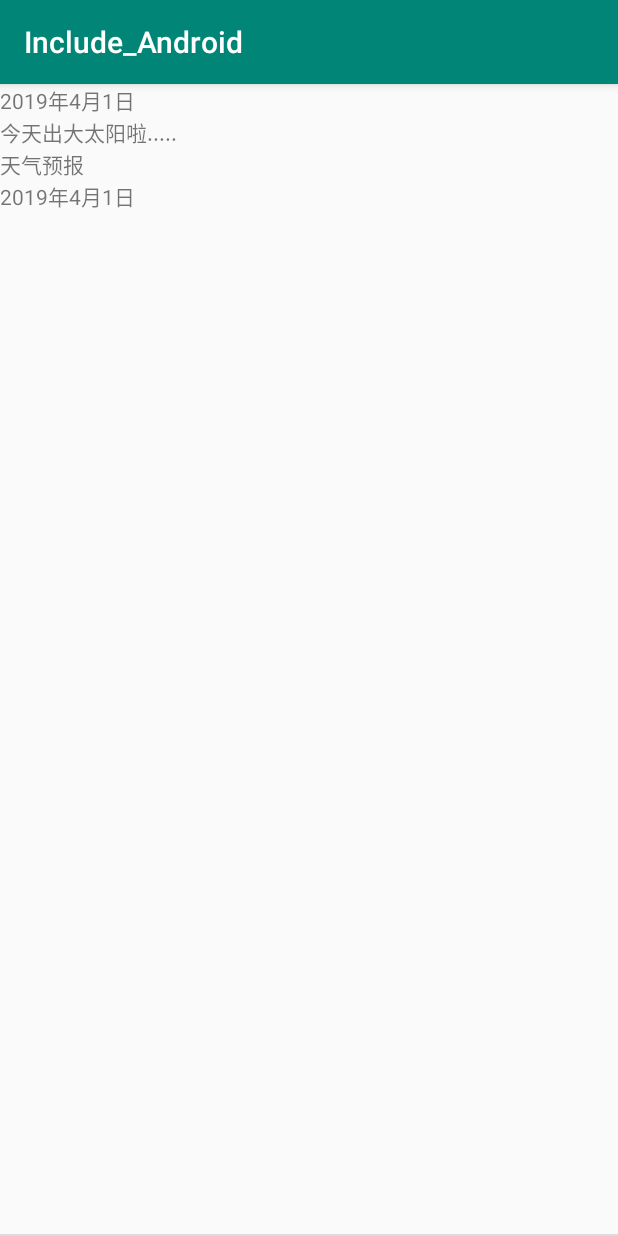
After one commit to HeroLBJ/Include_Android, an Android app: the RecyclerViewActivity screen opened directly, with no data from a screen before it, on a phone screen of 412 x 824 dp. The commit adds this screen. Run offline under Robolectric (Android 15) with nearby library versions, the phone set to English and light mode, and no system bars.

Commit message:
RecyclerView

```diff
--- a/Include_Android/app/src/main/AndroidManifest.xml
+++ b/Include_Android/app/src/main/AndroidManifest.xml
@@ -28,6 +28,7 @@
         <activity android:name=".material.FloatingActionButtonActivity" />
         <!-- 运行时权限获取 -->
         <activity android:name=".feature.new6.RuntimePermissionActivity" />
+        <activity android:name=".view.recyclervier.RecyclerViewActivity" />
     </application>
 
 </manifest>
--- a/Include_Android/app/src/main/java/perfect/android/feature/new6/RuntimePermissionActivity.java
+++ b/Include_Android/app/src/main/java/perfect/android/feature/new6/RuntimePermissionActivity.java
@@ -31,7 +31,6 @@ public class RuntimePermissionActivity extends AppCompatActivity {
         setContentView(R.layout.activity_runtime_permission);
     }
 
-
     public void onOpenCall(View view) {
         if (ContextCompat.checkSelfPermission(this, Manifest.permission.CALL_PHONE) != PackageManager.PERMISSION_GRANTED) {
             // 如果没有权限则申请权限
--- /dev/null
+++ b/Include_Android/app/src/main/java/perfect/android/view/recyclervier/New.java
@@ -0,0 +1,57 @@
+package perfect.android.view.recyclervier;
+
+public class New {
+    private String title;
+    private String content;
+    private String time;
+    private String from;
+
+    public New(String title, String content, String time, String from) {
+        this.title = title;
+        this.content = content;
+        this.time = time;
+        this.from = from;
+    }
+
+    public String getTitle() {
+        return title;
+    }
+
+    public void setTitle(String title) {
+        this.title = title;
+    }
+
+    public String getContent() {
+        return content;
+    }
+
+    public void setContent(String content) {
+        this.content = content;
+    }
+
+    public String getTime() {
+        return time;
+    }
+
+    public void setTime(String time) {
+        this.time = time;
+    }
+
+    public String getFrom() {
+        return from;
+    }
+
+    public void setFrom(String from) {
+        this.from = from;
+    }
+
+    @Override
+    public String toString() {
+        return "New{" +
+                "title='" + title + '\'' +
+                ", content='" + content + '\'' +
+                ", time='" + time + '\'' +
+                ", from='" + from + '\'' +
+                '}';
+    }
+}
--- /dev/null
+++ b/Include_Android/app/src/main/java/perfect/android/view/recyclervier/RecyclerViewActivity.java
@@ -0,0 +1,60 @@
+package perfect.android.view.recyclervier;
+
+import android.os.Bundle;
+import android.widget.LinearLayout;
+
+import java.util.ArrayList;
+import java.util.List;
+
+import androidx.annotation.Nullable;
+import androidx.appcompat.app.AppCompatActivity;
+import androidx.recyclerview.widget.DefaultItemAnimator;
+import androidx.recyclerview.widget.DividerItemDecoration;
+import androidx.recyclerview.widget.LinearLayoutManager;
+import androidx.recyclerview.widget.RecyclerView;
+import perfect.android.R;
+
+/**
+ * 简单的RecyclerView使用
+ */
+public class RecyclerViewActivity extends AppCompatActivity {
+
+    private RecyclerView mRecyclerView;
+
+    @Override
+    protected void onCreate(@Nullable Bundle savedInstanceState) {
+        super.onCreate(savedInstanceState);
+        setContentView(R.layout.activity_recycler_view);
+
+        mRecyclerView = findViewById(R.id.recyclerView);
+        // 设置布局管理器
+        LinearLayoutManager linearLayoutManager = new LinearLayoutManager(this);
+        mRecyclerView.setLayoutManager(linearLayoutManager);
+        // 设置垂直布局
+        linearLayoutManager.setOrientation(RecyclerView.VERTICAL);
+        // 设置Adapter
+        mRecyclerView.setAdapter(new SimpleRecyclerViewAdapter(this,getNews()));
+        // 设置Item条目
+        mRecyclerView.addItemDecoration(new DividerItemDecoration(this, LinearLayout.VERTICAL));
+        // 设置增加或者删除默认动画
+        mRecyclerView.setItemAnimator(new DefaultItemAnimator());
+        // 当我们确定Item的改变不会影响RecyclerView的宽高的时候可以设置setHasFixedSize(true)，
+        // 并通过Adapter的增删改插方法去刷新RecyclerView，而不是通过notifyDataSetChanged()
+        mRecyclerView.setHasFixedSize(true);
+    }
+
+    private List<New> getNews() {
+        List<New> list = new ArrayList<>();
+        list.add(new New("今天1", "今天出大太阳啦.....", "2019年4月1日", "天气预报"));
+        list.add(new New("今天2", "今天出大太阳啦........", "2019年4月2日", "天气预报"));
+        list.add(new New("今天3", "今天出大太阳啦......", "2019年4月3日", "天气预报"));
+        list.add(new New("今天4", "今天出大太阳啦....", "2019年4月4日", "天气预报"));
+        list.add(new New("今天5", "今天出大太阳啦.....", "2019年4月5日", "天气预报"));
+        list.add(new New("今天6", "今天出大太阳啦........", "2019年4月6日", "天气预报"));
+        list.add(new New("今天7", "今天出大太阳啦........", "2019年4月7日", "天气预报"));
+        list.add(new New("今天8", "今天出大太阳啦.......", "2019年4月8日", "天气预报"));
+        list.add(new New("今天9", "今天出大太阳啦.......", "2019年4月9日", "天气预报"));
+        list.add(new New("今天10", "今天出大太阳啦...", "2019年4月10日", "天气预报"));
+        return list;
+    }
+}
--- /dev/null
+++ b/Include_Android/app/src/main/java/perfect/android/view/recyclervier/SimpleRecyclerViewAdapter.java
@@ -0,0 +1,71 @@
+package perfect.android.view.recyclervier;
+
+import android.content.Context;
+import android.view.LayoutInflater;
+import android.view.View;
+import android.view.ViewGroup;
+import android.widget.TextView;
+
+import java.util.List;
+
+import androidx.annotation.NonNull;
+import androidx.recyclerview.widget.RecyclerView;
+import perfect.android.R;
+
+class SimpleRecyclerViewAdapter extends RecyclerView.Adapter<SimpleRecyclerViewAdapter.ViewHolder> {
+
+    private Context mContext;
+    private List<New> mNewList;
+
+    public SimpleRecyclerViewAdapter(Context context,List<New> newList){
+        mContext = context;
+        mNewList = newList;
+    }
+
+    @NonNull
+    @Override
+    public ViewHolder onCreateViewHolder(@NonNull ViewGroup parent, int viewType) {
+        View view = LayoutInflater.from(mContext).inflate(R.layout.adapter_simple_recycler_view,parent,false);
+        return new ViewHolder(view);
+    }
+
+    @Override
+    public void onBindViewHolder(@NonNull ViewHolder holder, int position) {
+        New news = mNewList.get(position);
+        holder.tvTitle.setText(news.getTime());
+        holder.tvContent.setText(news.getContent());
+        holder.tvFrom.setText(news.getFrom());
+        holder.tvTime.setText(news.getTime());
+    }
+
+    @Override
+    public int getItemCount() {
+        return mNewList == null ? 0 : mNewList.size();
+    }
+
+    /**
+     * 当只有一个布局时，可以不复写这个方法
+     * @param position position
+     * @return position
+     */
+    @Override
+    public int getItemViewType(int position) {
+        return super.getItemViewType(position);
+    }
+
+    class ViewHolder extends RecyclerView.ViewHolder{
+
+        TextView tvTitle;
+        TextView tvContent;
+        TextView tvFrom;
+        TextView tvTime;
+
+        public ViewHolder(@NonNull View itemView) {
+            super(itemView);
+            tvTitle = itemView.findViewById(R.id.tv_title);
+            tvContent = itemView.findViewById(R.id.tv_content);
+            tvFrom = itemView.findViewById(R.id.tv_from);
+            tvTime = itemView.findViewById(R.id.tv_time);
+        }
+    }
+}
--- /dev/null
+++ b/Include_Android/app/src/main/res/layout/activity_recycler_view.xml
@@ -0,0 +1,11 @@
+<?xml version="1.0" encoding="utf-8"?>
+<LinearLayout xmlns:android="http://schemas.android.com/apk/res/android"
+    android:orientation="vertical" android:layout_width="match_parent"
+    android:layout_height="match_parent">
+
+    <androidx.recyclerview.widget.RecyclerView
+        android:id="@+id/recyclerView"
+        android:layout_width="match_parent"
+        android:layout_height="match_parent"/>
+
+</LinearLayout>
--- /dev/null
+++ b/Include_Android/app/src/main/res/layout/adapter_simple_recycler_view.xml
@@ -0,0 +1,32 @@
+<?xml version="1.0" encoding="utf-8"?>
+<LinearLayout xmlns:android="http://schemas.android.com/apk/res/android"
+    android:orientation="vertical" android:layout_width="match_parent"
+    android:layout_height="match_parent">
+
+    <TextView
+        android:id="@+id/tv_title"
+        android:text="新闻标题"
+        android:layout_width="wrap_content"
+        android:layout_height="wrap_content" />
+
+    <TextView
+        android:id="@+id/tv_content"
+        android:text="新闻内容"
+        android:layout_width="wrap_content"
+        android:layout_height="wrap_content" />
+
+    <TextView
+        android:id="@+id/tv_from"
+        android:text="新闻来源"
+        android:layout_width="wrap_content"
+        android:layout_height="wrap_content" />
+
+    <TextView
+        android:id="@+id/tv_time"
+        android:text="新闻时间"
+        android:layout_width="wrap_content"
+        android:layout_height="wrap_content" />
+
+
+
+</LinearLayout>
```
